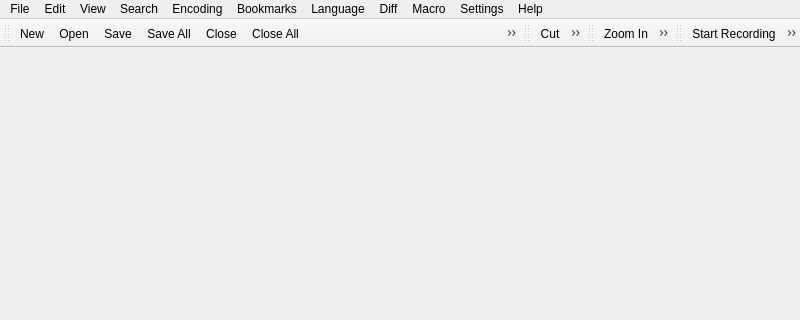
First picture: the form in branches/pyraptor/src/ui/mainwindow.ui, repository yag00/raptor, before the edit; both pictures show x 0 to 800 and y 0 to 320 of the 800 by 600 pixel window.
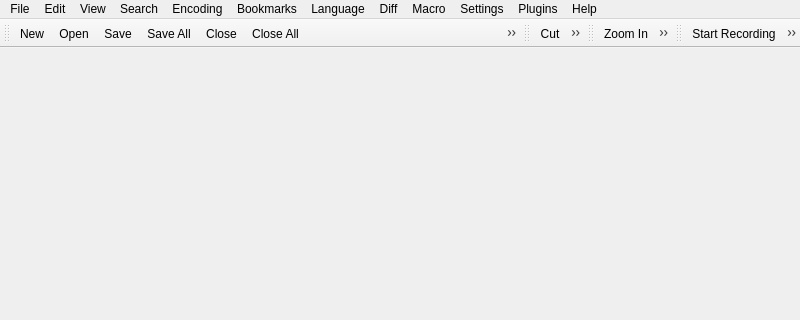
Second picture: the form after the edit. Icons and pictures are not drawn.

Commit message: pyraptor : fix build

The edit to the form file:
```diff
--- a/branches/pyraptor/src/ui/mainwindow.ui
+++ b/branches/pyraptor/src/ui/mainwindow.ui
@@ -327,6 +327,12 @@
     <addaction name="actionSettings"/>
     <addaction name="actionShortcuts"/>
    </widget>
+   <widget class="QMenu" name="menuPlugins">
+    <property name="title">
+     <string>Plugins</string>
+    </property>
+    <addaction name="actionPluginsManager"/>
+   </widget>
    <addaction name="menuFile"/>
    <addaction name="menuEdit"/>
    <addaction name="menuView"/>
@@ -337,6 +343,7 @@
    <addaction name="menuDiff"/>
    <addaction name="menuMacro"/>
    <addaction name="menuSettings"/>
+   <addaction name="menuPlugins"/>
    <addaction name="menuHelp"/>
   </widget>
   <widget class="QStatusBar" name="statusbar"/>
```
Left out of the diff: 5 changed lines with no effect on the pictures. The commit also changes 1 other file.
